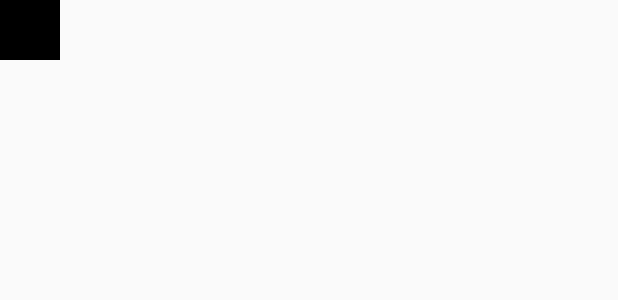
After one commit to BobCormackYoung/SugarTracker, an Android app: the layout custom_marker_view.xml on its own in the app's theme, with its tools: preview values and no code run, on a phone screen of 412 x 824 dp. The commit adds this screen. Shown: the top 300 px of the screen. Run offline under Robolectric (Android 15) with nearby library versions, the phone set to English and light mode, and no system bars.

Commit message:
Preliminary chart functionality concept

```diff
--- /dev/null
+++ b/app/src/main/res/layout/custom_marker_view.xml
@@ -0,0 +1,20 @@
+<?xml version="1.0" encoding="utf-8"?>
+<RelativeLayout xmlns:android="http://schemas.android.com/apk/res/android"
+    android:layout_width="40dp"
+    android:layout_height="40dp"
+    android:background="#000000">
+    <TextView
+        android:id="@+id/tvContent"
+        android:layout_width="wrap_content"
+        android:layout_height="wrap_content"
+        android:layout_centerHorizontal="true"
+        android:layout_marginTop="7dp"
+        android:layout_marginLeft="5dp"
+        android:layout_marginRight="5dp"
+        android:text=""
+        android:textSize="12dp"
+        android:textColor="@android:color/white"
+        android:ellipsize="end"
+        android:singleLine="true"
+        android:textAppearance="?android:attr/textAppearanceSmall" />
+</RelativeLayout>
```
Also changed, not shown: app/src/main/java/com/youngsoft/sugartracker/FragmentDashboard.java (+92 -3 lines), app/src/main/java/com/youngsoft/sugartracker/ViewModelDashboard.java (added, +17 -0 lines), app/src/main/res/layout/fragment_dashboard.xml (+7 -0 lines).
